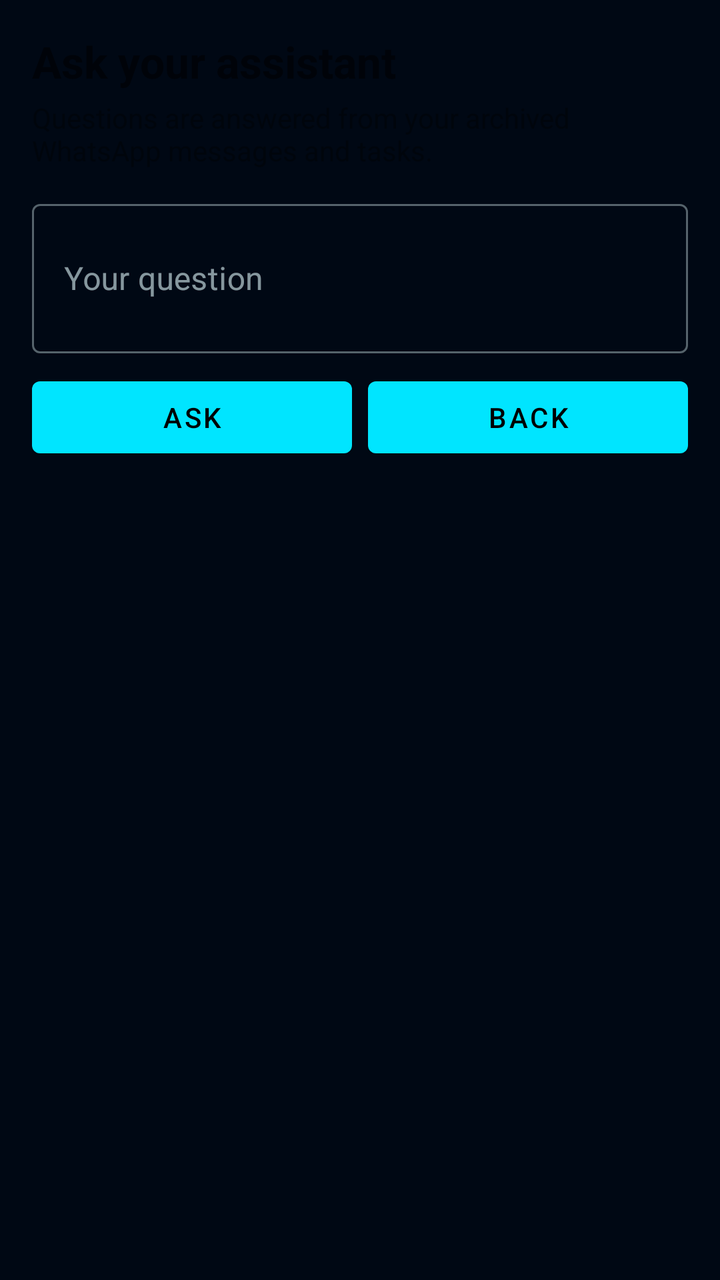
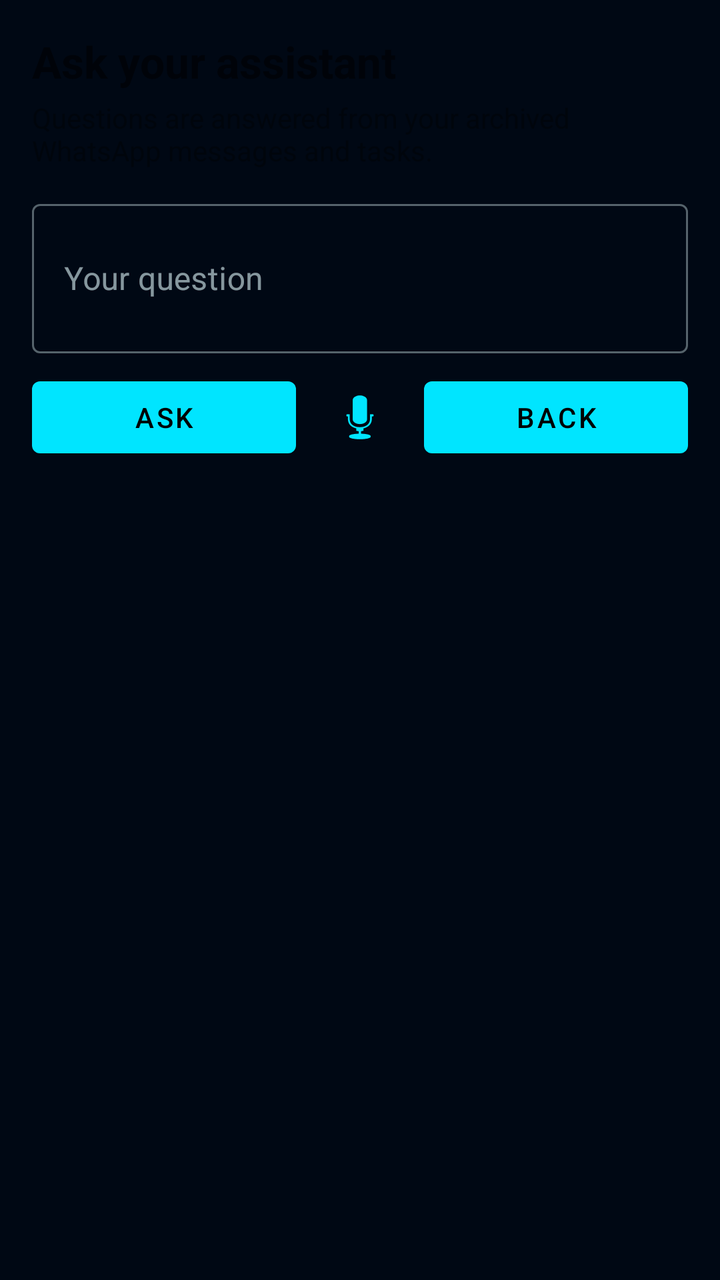

An Android layout rendered at two revisions. The XML below is the earlier revision; the diff shows what the commit changed to produce the second picture.
<!-- AndroidManifest.xml: application theme Theme.BonjeeNotifier -->
<!-- res/layout/activity_ask.xml -->
<?xml version="1.0" encoding="utf-8"?>
<LinearLayout xmlns:android="http://schemas.android.com/apk/res/android"
    xmlns:app="http://schemas.android.com/apk/res-auto"
    android:layout_width="match_parent"
    android:layout_height="match_parent"
    android:orientation="vertical"
    android:padding="16dp">

    <TextView
        android:layout_width="wrap_content"
        android:layout_height="wrap_content"
        android:text="Ask your assistant"
        android:textSize="22sp"
        android:textStyle="bold" />

    <TextView
        android:layout_width="match_parent"
        android:layout_height="wrap_content"
        android:layout_marginTop="4dp"
        android:layout_marginBottom="12dp"
        android:alpha="0.7"
        android:text="Questions are answered from your archived WhatsApp messages and tasks." />

    <com.google.android.material.textfield.TextInputLayout
        style="@style/Widget.MaterialComponents.TextInputLayout.OutlinedBox"
        android:layout_width="match_parent"
        android:layout_height="wrap_content"
        android:hint="Your question">

        <com.google.android.material.textfield.TextInputEditText
            android:id="@+id/editQuestion"
            android:layout_width="match_parent"
            android:layout_height="wrap_content"
            android:inputType="textMultiLine"
            android:minLines="2" />
    </com.google.android.material.textfield.TextInputLayout>

    <LinearLayout
        android:layout_width="match_parent"
        android:layout_height="wrap_content"
        android:layout_marginTop="8dp"
        android:orientation="horizontal">

        <Button
            android:id="@+id/btnAsk"
            android:layout_width="0dp"
            android:layout_height="wrap_content"
            android:layout_weight="1"
            android:text="Ask" />

        <Button
            android:id="@+id/btnBack"
            android:layout_width="0dp"
            android:layout_height="wrap_content"
            android:layout_marginStart="8dp"
            android:layout_weight="1"
            android:text="Back" />
    </LinearLayout>

    <ScrollView
        android:layout_width="match_parent"
        android:layout_height="0dp"
        android:layout_marginTop="12dp"
        android:layout_weight="1">

        <TextView
            android:id="@+id/txtAnswer"
            android:layout_width="match_parent"
            android:layout_height="wrap_content"
            android:fontFamily="monospace"
            android:textIsSelectable="true"
            android:textSize="13sp" />
    </ScrollView>

</LinearLayout>
<!-- resources referenced by this layout -->
<resources>
  <style name="Theme.BonjeeNotifier" parent="Theme.MaterialComponents.DayNight.NoActionBar">
          <item name="colorPrimary">@color/cyan</item>
          <item name="colorPrimaryVariant">@color/cyan_bright</item>
          <item name="colorOnPrimary">@color/black</item>
          <item name="colorSecondary">@color/orange</item>
          <item name="colorSecondaryVariant">@color/orange_bright</item>
          <item name="colorOnSecondary">@color/black</item>
          <item name="android:statusBarColor">@color/bg_primary</item>
          <item name="android:navigationBarColor">@color/bg_primary</item>
          <item name="android:windowBackground">@color/bg_primary</item>
          <item name="colorSurface">@color/bg_card</item>
          <item name="colorOnSurface">@color/text_primary</item>
      </style>
  <color name="cyan">#00e5ff</color>
  <color name="cyan_bright">#18ffff</color>
  <color name="black">#FF000000</color>
  <color name="orange">#ff6f00</color>
  <color name="orange_bright">#ff9100</color>
  <color name="bg_primary">#000814</color>
  <color name="bg_card">#000d1a</color>
  <color name="text_primary">#e0f7fa</color>
</resources>

<!-- the commit's change to res/layout/activity_ask.xml (unified diff, before → after) -->
@@ -48,11 +48,22 @@
             android:layout_weight="1"
             android:text="Ask" />
 
+        <ImageButton
+            android:id="@+id/btnMic"
+            android:layout_width="48dp"
+            android:layout_height="48dp"
+            android:layout_gravity="center_vertical"
+            android:layout_marginStart="8dp"
+            android:layout_marginEnd="8dp"
+            android:background="?attr/selectableItemBackgroundBorderless"
+            android:contentDescription="Speak"
+            android:src="@android:drawable/ic_btn_speak_now"
+            android:tint="@color/cyan" />
+
         <Button
             android:id="@+id/btnBack"
             android:layout_width="0dp"
             android:layout_height="wrap_content"
-            android:layout_marginStart="8dp"
             android:layout_weight="1"
             android:text="Back" />
     </LinearLayout>
